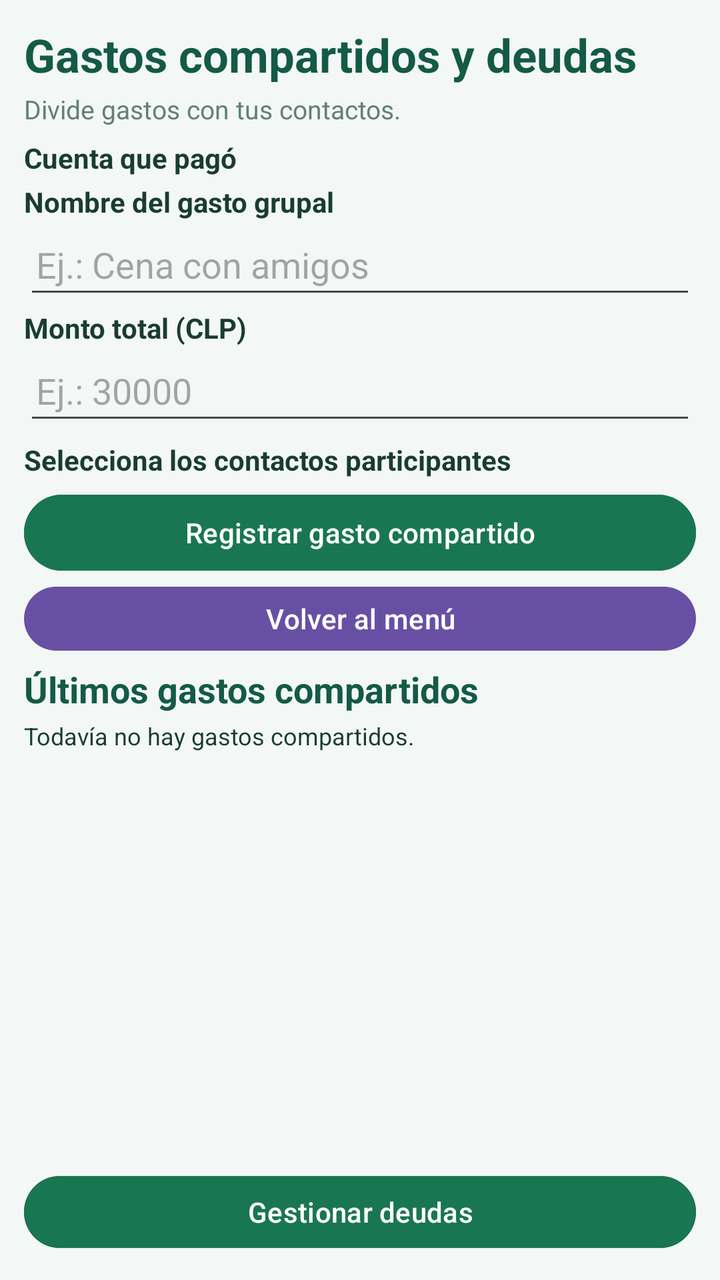
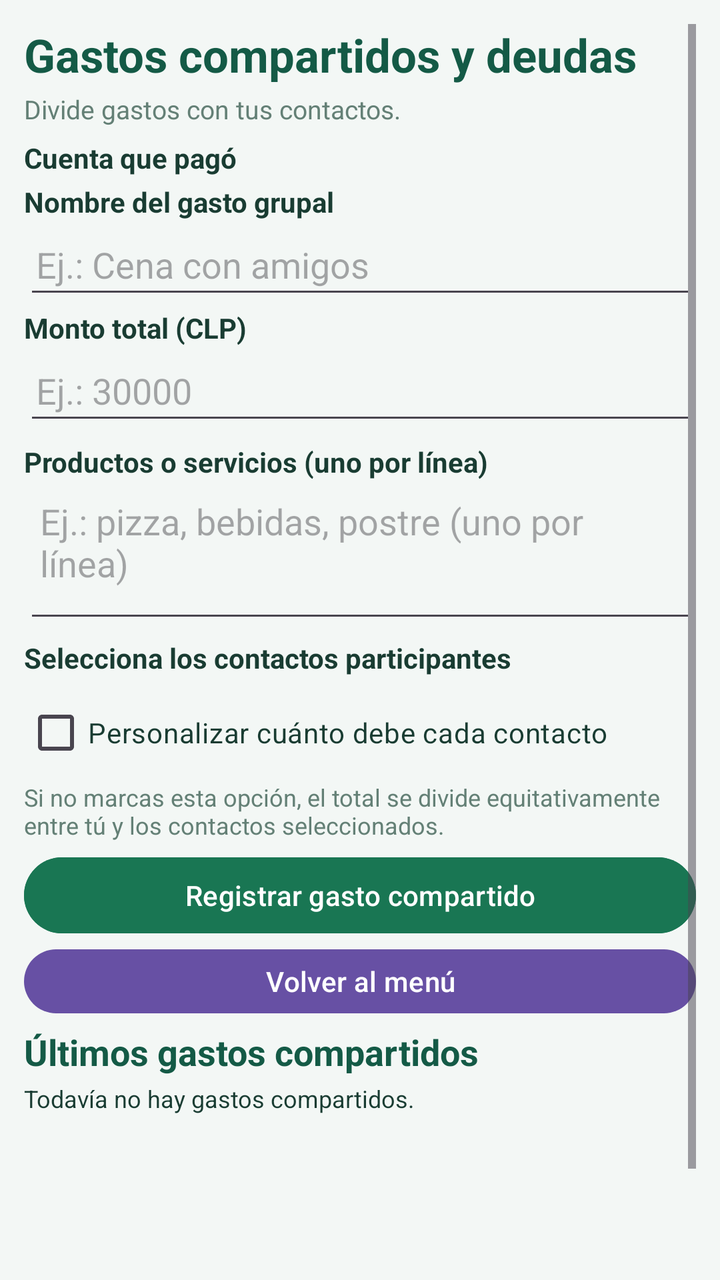

Compare the two renders of this Android layout. The source of the first and the diff that turns it into the second are given below.
<!-- AndroidManifest.xml: application theme Theme.LocalCash -->
<!-- res/layout/activity_gastos_compartidos.xml -->
<?xml version="1.0" encoding="utf-8"?>
<LinearLayout xmlns:android="http://schemas.android.com/apk/res/android"
    android:id="@+id/main"
    android:layout_width="match_parent"
    android:layout_height="match_parent"
    android:orientation="vertical"
    android:background="#F3F7F5"
    android:padding="12dp">

    <TextView
        android:layout_width="match_parent"
        android:layout_height="wrap_content"
        android:text="Gastos compartidos y deudas"
        android:textColor="#145A46"
        android:textSize="23sp"
        android:textStyle="bold" />

    <TextView
        android:layout_width="match_parent"
        android:layout_height="wrap_content"
        android:layout_marginTop="3dp"
        android:text="Divide gastos con tus contactos."
        android:textColor="#648076"
        android:textSize="13sp" />

    <TextView
        android:layout_width="match_parent"
        android:layout_height="wrap_content"
        android:layout_marginTop="6dp"
        android:text="Cuenta que pagó"
        android:textColor="#193C32"
        android:textStyle="bold" />

    <RadioGroup
        android:id="@+id/rgCuentasGasto"
        android:layout_width="match_parent"
        android:layout_height="wrap_content"
        android:orientation="horizontal" />

    <TextView
        android:id="@+id/tvSinCuentasGasto"
        android:layout_width="match_parent"
        android:layout_height="wrap_content"
        android:text="Primero crea una cuenta."
        android:textColor="#B3261E"
        android:visibility="gone" />

    <TextView
        android:layout_width="match_parent"
        android:layout_height="wrap_content"
        android:layout_marginTop="3dp"
        android:text="Nombre del gasto grupal"
        android:textColor="#193C32"
        android:textStyle="bold" />

    <EditText
        android:id="@+id/etNombreGasto"
        android:layout_width="match_parent"
        android:layout_height="44dp"
        android:hint="Ej.: Cena con amigos"
        android:inputType="textCapSentences"
        android:singleLine="true"
        android:padding="6dp" />

    <TextView
        android:layout_width="match_parent"
        android:layout_height="wrap_content"
        android:text="Monto total (CLP)"
        android:textColor="#193C32"
        android:textStyle="bold" />

    <EditText
        android:id="@+id/etMontoGasto"
        android:layout_width="match_parent"
        android:layout_height="44dp"
        android:hint="Ej.: 30000"
        android:inputType="numberDecimal"
        android:singleLine="true"
        android:padding="6dp" />

    <TextView
        android:layout_width="match_parent"
        android:layout_height="wrap_content"
        android:layout_marginTop="3dp"
        android:text="Selecciona los contactos participantes"
        android:textColor="#193C32"
        android:textStyle="bold" />

    <TextView
        android:id="@+id/tvSinContactosGasto"
        android:layout_width="match_parent"
        android:layout_height="wrap_content"
        android:text="Primero registra contactos en la agenda."
        android:textColor="#B3261E"
        android:visibility="gone" />

    <LinearLayout
        android:id="@+id/llContactosGasto"
        android:layout_width="match_parent"
        android:layout_height="wrap_content"
        android:orientation="vertical" />

    <Button
        android:id="@+id/btnGuardarGastoCompartido"
        android:layout_width="match_parent"
        android:layout_height="46dp"
        android:layout_marginTop="4dp"
        android:backgroundTint="#197653"
        android:text="Registrar gasto compartido"
        android:textAllCaps="false"
        android:textColor="#FFFFFF" />

    <Button
        android:id="@+id/btnVolverGastoCompartido"
        android:layout_width="match_parent"
        android:layout_height="40dp"
        android:text="Volver al menú"
        android:textAllCaps="false" />

    <TextView
        android:layout_width="match_parent"
        android:layout_height="wrap_content"
        android:layout_marginTop="3dp"
        android:text="Últimos gastos compartidos"
        android:textColor="#145A46"
        android:textSize="18sp"
        android:textStyle="bold" />

    <TextView
        android:id="@+id/tvGastosCompartidos"
        android:layout_width="match_parent"
        android:layout_height="0dp"
        android:layout_weight="1"
        android:layout_marginTop="3dp"
        android:gravity="top"
        android:text="Todavía no hay gastos compartidos."
        android:textColor="#193C32"
        android:textSize="12sp" />

    <Button
        android:id="@+id/btnGestionarDeudas"
        android:layout_width="match_parent"
        android:layout_height="44dp"
        android:layout_marginTop="4dp"
        android:backgroundTint="#197653"
        android:text="Gestionar deudas"
        android:textAllCaps="false"
        android:textColor="#FFFFFF" />


</LinearLayout>
<!-- resources referenced by this layout -->
<resources>
  <style name="Theme.LocalCash" parent="Base.Theme.LocalCash" />
  <style name="Base.Theme.LocalCash" parent="Theme.Material3.DayNight.NoActionBar">
          
          
      </style>
</resources>

<!-- the commit's change to res/layout/activity_gastos_compartidos.xml (unified diff, before → after) -->
@@ -1,151 +1,190 @@
 <?xml version="1.0" encoding="utf-8"?>
-<LinearLayout xmlns:android="http://schemas.android.com/apk/res/android"
+<ScrollView xmlns:android="http://schemas.android.com/apk/res/android"
     android:id="@+id/main"
     android:layout_width="match_parent"
     android:layout_height="match_parent"
-    android:orientation="vertical"
     android:background="#F3F7F5"
+    android:fillViewport="true"
     android:padding="12dp">
 
-    <TextView
+    <LinearLayout
         android:layout_width="match_parent"
         android:layout_height="wrap_content"
-        android:text="Gastos compartidos y deudas"
-        android:textColor="#145A46"
-        android:textSize="23sp"
-        android:textStyle="bold" />
+        android:orientation="vertical">
 
-    <TextView
-        android:layout_width="match_parent"
-        android:layout_height="wrap_content"
-        android:layout_marginTop="3dp"
-        android:text="Divide gastos con tus contactos."
-        android:textColor="#648076"
-        android:textSize="13sp" />
+        <TextView
+            android:layout_width="match_parent"
+            android:layout_height="wrap_content"
+            android:text="Gastos compartidos y deudas"
+            android:textColor="#145A46"
+            android:textSize="23sp"
+            android:textStyle="bold" />
 
-    <TextView
-        android:layout_width="match_parent"
-        android:layout_height="wrap_content"
-        android:layout_marginTop="6dp"
-        android:text="Cuenta que pagó"
-        android:textColor="#193C32"
-        android:textStyle="bold" />
+        <TextView
+            android:layout_width="match_parent"
+            android:layout_height="wrap_content"
+            android:layout_marginTop="3dp"
+            android:text="Divide gastos con tus contactos."
+            android:textColor="#648076"
+            android:textSize="13sp" />
 
-    <RadioGroup
-        android:id="@+id/rgCuentasGasto"
-        android:layout_width="match_parent"
-        android:layout_height="wrap_content"
-        android:orientation="horizontal" />
+        <TextView
+            android:layout_width="match_parent"
+            android:layout_height="wrap_content"
+            android:layout_marginTop="6dp"
+            android:text="Cuenta que pagó"
+            android:textColor="#193C32"
+            android:textStyle="bold" />
 
-    <TextView
-        android:id="@+id/tvSinCuentasGasto"
-        android:layout_width="match_parent"
-        android:layout_height="wrap_content"
-        android:text="Primero crea una cuenta."
-        android:textColor="#B3261E"
-        android:visibility="gone" />
+        <RadioGroup
+            android:id="@+id/rgCuentasGasto"
+            android:layout_width="match_parent"
+            android:layout_height="wrap_content"
+            android:orientation="horizontal" />
 
-    <TextView
-        android:layout_width="match_parent"
-        android:layout_height="wrap_content"
-        android:layout_marginTop="3dp"
-        android:text="Nombre del gasto grupal"
-        android:textColor="#193C32"
-        android:textStyle="bold" />
+        <TextView
+            android:id="@+id/tvSinCuentasGasto"
+            android:layout_width="match_parent"
+            android:layout_height="wrap_content"
+            android:text="Primero crea una cuenta."
+            android:textColor="#B3261E"
+            android:visibility="gone" />
 
-    <EditText
-        android:id="@+id/etNombreGasto"
-        android:layout_width="match_parent"
-        android:layout_height="44dp"
-        android:hint="Ej.: Cena con amigos"
-        android:inputType="textCapSentences"
-        android:singleLine="true"
-        android:padding="6dp" />
+        <TextView
+            android:layout_width="match_parent"
+            android:layout_height="wrap_content"
+            android:layout_marginTop="3dp"
+            android:text="Nombre del gasto grupal"
+            android:textColor="#193C32"
+            android:textStyle="bold" />
 
-    <TextView
-        android:layout_width="match_parent"
-        android:layout_height="wrap_content"
-        android:text="Monto total (CLP)"
-        android:textColor="#193C32"
-        android:textStyle="bold" />
+        <EditText
+            android:id="@+id/etNombreGasto"
+            android:layout_width="match_parent"
+            android:layout_height="44dp"
+            android:hint="Ej.: Cena con amigos"
+            android:inputType="textCapSentences"
+            android:singleLine="true"
+            android:padding="6dp" />
 
-    <EditText
-        android:id="@+id/etMontoGasto"
-        android:layout_width="match_parent"
-        android:layout_height="44dp"
-        android:hint="Ej.: 30000"
-        android:inputType="numberDecimal"
-        android:singleLine="true"
-        android:padding="6dp" />
+        <TextView
+            android:layout_width="match_parent"
+            android:layout_height="wrap_content"
+            android:text="Monto total (CLP)"
+            android:textColor="#193C32"
+            android:textStyle="bold" />
 
-    <TextView
-        android:layout_width="match_parent"
-        android:layout_height="wrap_content"
-        android:layout_marginTop="3dp"
-        android:text="Selecciona los contactos participantes"
-        android:textColor="#193C32"
-        android:textStyle="bold" />
+        <EditText
+            android:id="@+id/etMontoGasto"
+            android:layout_width="match_parent"
+            android:layout_height="44dp"
+            android:hint="Ej.: 30000"
+            android:inputType="numberDecimal"
+            android:singleLine="true"
+            android:padding="6dp" />
 
-    <TextView
-        android:id="@+id/tvSinContactosGasto"
-        android:layout_width="match_parent"
-        android:layout_height="wrap_content"
-        android:text="Primero registra contactos en la agenda."
-        android:textColor="#B3261E"
-        android:visibility="gone" />
+        <TextView
+            android:layout_width="match_parent"
+            android:layout_height="wrap_content"
+            android:layout_marginTop="4dp"
+            android:text="Productos o servicios (uno por línea)"
+            android:textColor="#193C32"
+            android:textStyle="bold" />
 
-    <LinearLayout
-        android:id="@+id/llContactosGasto"
-        android:layout_width="match_parent"
-        android:layout_height="wrap_content"
-        android:orientation="vertical" />
+        <EditText
+            android:id="@+id/etDetalleGasto"
+            android:layout_width="match_parent"
+            android:layout_height="wrap_content"
+            android:minHeight="76dp"
+            android:gravity="top|start"
+            android:hint="Ej.: pizza, bebidas, postre (uno por línea)"
+            android:inputType="textCapSentences|textMultiLine"
+            android:maxLines="4"
+            android:padding="8dp" />
 
-    <Button
-        android:id="@+id/btnGuardarGastoCompartido"
-        android:layout_width="match_parent"
-        android:layout_height="46dp"
-        android:layout_marginTop="4dp"
-        android:backgroundTint="#197653"
-        android:text="Registrar gasto compartido"
-        android:textAllCaps="false"
-        android:textColor="#FFFFFF" />
+        <TextView
+            android:layout_width="match_parent"
+            android:layout_height="wrap_content"
+            android:layout_marginTop="3dp"
+            android:text="Selecciona los contactos participantes"
+            android:textColor="#193C32"
+            android:textStyle="bold" />
 
-    <Button
-        android:id="@+id/btnVolverGastoCompartido"
-        android:layout_width="match_parent"
-        android:layout_height="40dp"
-        android:text="Volver al menú"
-        android:textAllCaps="false" />
+        <TextView
+            android:id="@+id/tvSinContactosGasto"
+            android:layout_width="match_parent"
+            android:layout_height="wrap_content"
+            android:text="Primero registra contactos en la agenda."
+            android:textColor="#B3261E"
+            android:visibility="gone" />
 
-    <TextView
-        android:layout_width="match_parent"
-        android:layout_height="wrap_content"
-        android:layout_marginTop="3dp"
-        android:text="Últimos gastos compartidos"
-        android:textColor="#145A46"
-        android:textSize="18sp"
-        android:textStyle="bold" />
+        <CheckBox
+            android:id="@+id/cbRepartoPersonalizado"
+            android:layout_width="match_parent"
+            android:layout_height="wrap_content"
+            android:layout_marginTop="4dp"
+            android:text="Personalizar cuánto debe cada contacto"
+            android:textColor="#193C32" />
 
-    <TextView
-        android:id="@+id/tvGastosCompartidos"
-        android:layout_width="match_parent"
-        android:layout_height="0dp"
-        android:layout_weight="1"
-        android:layout_marginTop="3dp"
-        android:gravity="top"
-        android:text="Todavía no hay gastos compartidos."
-        android:textColor="#193C32"
-        android:textSize="12sp" />
+        <TextView
+            android:layout_width="match_parent"
+            android:layout_height="wrap_content"
+            android:text="Si no marcas esta opción, el total se divide equitativamente entre tú y los contactos seleccionados."
+            android:textColor="#648076"
+            android:textSize="12sp" />
 
-    <Button
-        android:id="@+id/btnGestionarDeudas"
-        android:layout_width="match_parent"
-        android:layout_height="44dp"
-        android:layout_marginTop="4dp"
-        android:backgroundTint="#197653"
-        android:text="Gestionar deudas"
-        android:textAllCaps="false"
-        android:textColor="#FFFFFF" />
+        <LinearLayout
+            android:id="@+id/llContactosGasto"
+            android:layout_width="match_parent"
+            android:layout_height="wrap_content"
+            android:orientation="vertical" />
 
+        <Button
+            android:id="@+id/btnGuardarGastoCompartido"
+            android:layout_width="match_parent"
+            android:layout_height="46dp"
+            android:layout_marginTop="4dp"
+            android:backgroundTint="#197653"
+            android:text="Registrar gasto compartido"
+            android:textAllCaps="false"
+            android:textColor="#FFFFFF" />
 
-</LinearLayout>
+        <Button
+            android:id="@+id/btnVolverGastoCompartido"
+            android:layout_width="match_parent"
+            android:layout_height="40dp"
+            android:text="Volver al menú"
+            android:textAllCaps="false" />
+
+        <TextView
+            android:layout_width="match_parent"
+            android:layout_height="wrap_content"
+            android:layout_marginTop="3dp"
+            android:text="Últimos gastos compartidos"
+            android:textColor="#145A46"
+            android:textSize="18sp"
+            android:textStyle="bold" />
+
+        <TextView
+            android:id="@+id/tvGastosCompartidos"
+            android:layout_width="match_parent"
+            android:layout_height="wrap_content"
+            android:minHeight="100dp"
+            android:layout_marginTop="3dp"
+            android:gravity="top"
+            android:text="Todavía no hay gastos compartidos."
+            android:textColor="#193C32"
+            android:textSize="12sp" />
+
+        <Button
+            android:id="@+id/btnGestionarDeudas"
+            android:layout_width="match_parent"
+            android:layout_height="44dp"
+            android:layout_marginTop="4dp"
+            android:backgroundTint="#197653"
+            android:text="Gestionar deudas"
+            android:textAllCaps="false"
+            android:textColor="#FFFFFF" />
+
+    </LinearLayout>
+</ScrollView>
